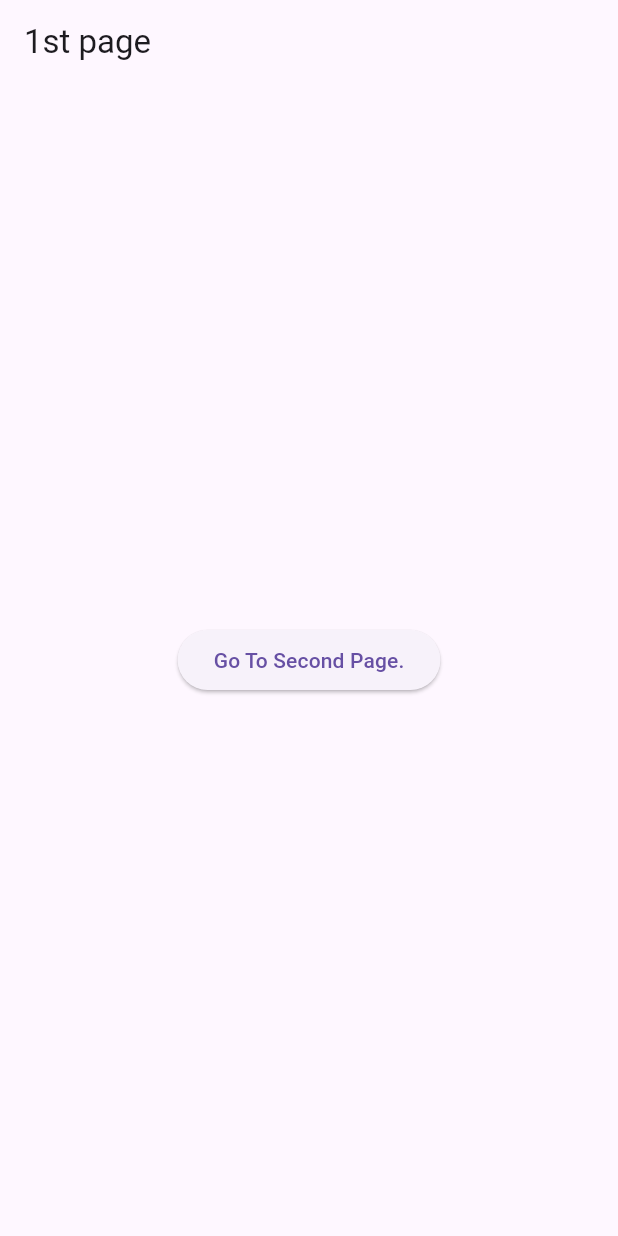
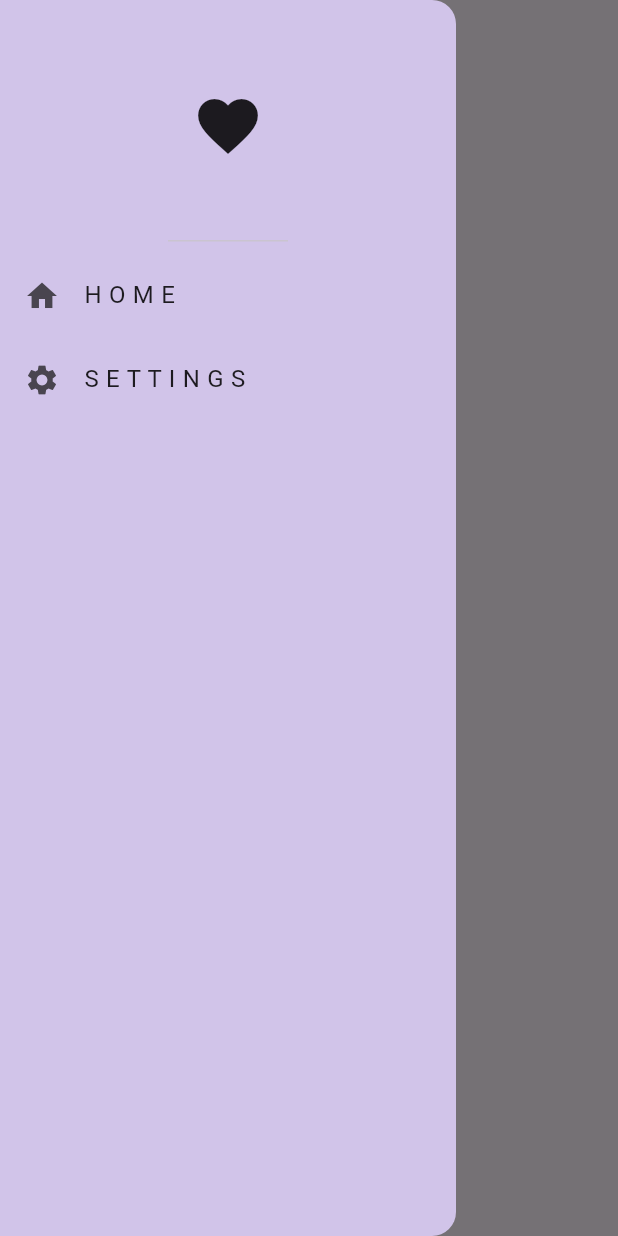
Before and after one commit to tomlogo/flutter_dev, a Flutter app: the screen it shows after launch, with the side drawer open (before the commit the screen has no drawer), on a phone screen of 412 x 824 dp. Run offline on Flutter 3.47's test engine with Material 3 defaults, Android fonts, the phone set to English and light mode, and no system bars.

```diff
--- a/lib/main.dart
+++ b/lib/main.dart
@@ -1,6 +1,7 @@
 import 'package:flutter/material.dart';
 import 'package:flutter_dev/pages/first_page.dart';
-import 'package:flutter_dev/pages/second_page.dart';
+import 'package:flutter_dev/pages/home_page.dart';
+import 'package:flutter_dev/pages/settings_page.dart';
 
 void main() {
   runApp(const MyApp());
@@ -17,7 +18,8 @@ class MyApp extends StatelessWidget {
       home: const FirstPage(),
       routes: {
         '/firstpage': (context) => const FirstPage(),
-        '/secondpage': (context) => const SecondPage(),
+        '/homepage': (context) => const HomePage(),
+        '/settingspage': (context) => const SettingsPage(),
       },
     );
   }
--- a/lib/pages/first_page.dart
+++ b/lib/pages/first_page.dart
@@ -1,5 +1,4 @@
 import 'package:flutter/material.dart';
-import 'package:flutter_dev/pages/second_page.dart';
 
 class FirstPage extends StatelessWidget {
   const FirstPage({super.key});
@@ -10,12 +9,32 @@ class FirstPage extends StatelessWidget {
       appBar: AppBar(
         title: const Text("1st page"),
       ),
-      body: Center(
-        child: ElevatedButton(
-          child: const Text("Go To Second Page."),
-          onPressed: () {
-            Navigator.pushNamed(context, '/secondpage');
-          },
+      drawer: Drawer(
+        backgroundColor: Colors.deepPurple[100],
+        child: Column(
+          children: [
+            const DrawerHeader(
+              child: Icon(
+                Icons.favorite,
+                size: 48,
+              ),
+            ),
+            ListTile(
+              leading: const Icon(Icons.home),
+              title: const Text("H O M E"),
+              onTap: () {
+                Navigator.pop(context);
+                Navigator.pushNamed(context, '/homepage');
+              },
+            ),
+            ListTile(
+              leading: const Icon(Icons.settings),
+              title: const Text("S E T T I N G S"),
+              onTap: () {
+                Navigator.pushNamed(context, '/settingspage');
+              },
+            )
+          ],
         ),
       ),
     );
--- a/lib/pages/second_page.dart
+++ b/lib/pages/settings_page.dart
@@ -1,13 +1,13 @@
 import 'package:flutter/material.dart';
 
-class SecondPage extends StatelessWidget {
-  const SecondPage({super.key});
+class SettingsPage extends StatelessWidget {
+  const SettingsPage({super.key});
 
   @override
   Widget build(BuildContext context) {
     return Scaffold(
       appBar: AppBar(
-        title: const Text("2nd page"),
+        title: const Text("settings page"),
       ),
     );
   }
```
Also changed, not shown: lib/pages/home_page.dart (added, +12 -0 lines).
